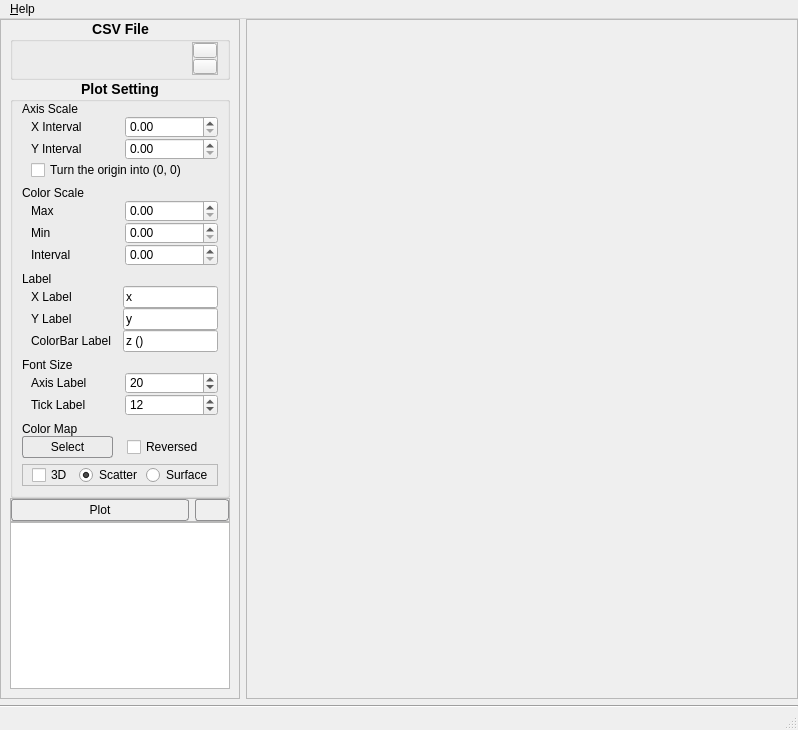
The window that designer/MainWindow.ui (Yolyne/Csv-Heatmapper) describes before a commit, drawn with Qt 5.
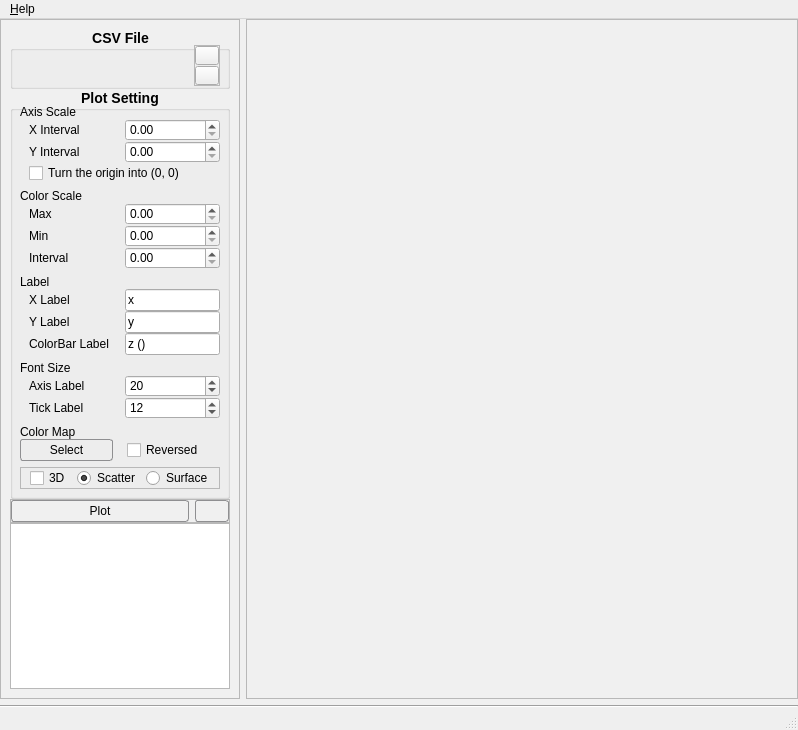
The same window after the commit. Icons and pictures are not drawn.

Commit message: update behavior of file list box

```diff
--- a/designer/MainWindow.ui
+++ b/designer/MainWindow.ui
@@ -29,19 +29,26 @@
     <normaloff>:/icon/imgs/icon.ico</normaloff>:/icon/imgs/icon.ico</iconset>
   </property>
   <property name="styleSheet">
-   <string notr="true">QLabel[class=&quot;bold&quot;] {
+   <string notr="true">QWidget#centralwidget {
+	background: #f0f0f0;
+}
+QLabel[class=&quot;bold&quot;] {
 	font-weight: 900;
 }
 QGroupBox
 {
 	font-size: 14px;
     font-weight: bold;
+	padding-top: 15px;
 }
 QGroupBox::title {
-    subcontrol-origin: content;
+    subcontrol-origin: padding;
     subcontrol-position: top center; /* position at the top center */
 	left: -2px;
 }
+QGroupBox#groupBox_file {
+	background: #f0f0f0;
+}
 QPushButton {
 	font: 900 12px;
     border: 1px solid #8f8f91;
@@ -112,9 +119,6 @@
           <property name="spacing">
            <number>0</number>
           </property>
-          <property name="topMargin">
-           <number>0</number>
-          </property>
           <item>
            <widget class="QGroupBox" name="groupBox_file">
             <property name="sizePolicy">
```
The commit also changes 2 other files.
